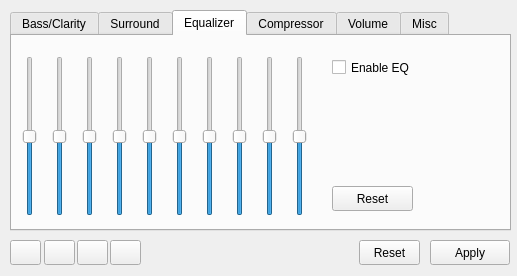
Audio4Linux/Viper4Linux-GUI, file mainwindow.ui: the form before one commit.
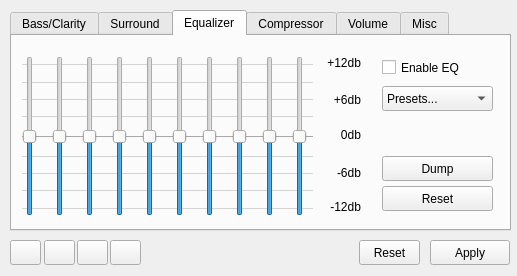
The form after the commit. The open tabs and pages were chosen to show the change. Icons and pictures are not drawn.

Commit message: Updated Equalizer Added Presets Better EQ-Style

What changed in the file:
```diff
--- a/mainwindow.ui
+++ b/mainwindow.ui
@@ -692,7 +692,10 @@
        <number>50</number>
       </property>
       <property name="pageStep">
-       <number>100</number>
+       <number>50</number>
+      </property>
+      <property name="value">
+       <number>0</number>
       </property>
       <property name="orientation">
        <enum>Qt::Vertical</enum>
@@ -717,7 +720,7 @@
        <number>50</number>
       </property>
       <property name="pageStep">
-       <number>100</number>
+       <number>50</number>
       </property>
       <property name="orientation">
        <enum>Qt::Vertical</enum>
@@ -742,7 +745,7 @@
        <number>50</number>
       </property>
       <property name="pageStep">
-       <number>100</number>
+       <number>50</number>
       </property>
       <property name="orientation">
        <enum>Qt::Vertical</enum>
@@ -767,7 +770,7 @@
        <number>50</number>
       </property>
       <property name="pageStep">
-       <number>100</number>
+       <number>50</number>
       </property>
       <property name="orientation">
        <enum>Qt::Vertical</enum>
@@ -792,7 +795,7 @@
        <number>50</number>
       </property>
       <property name="pageStep">
-       <number>100</number>
+       <number>50</number>
       </property>
       <property name="orientation">
        <enum>Qt::Vertical</enum>
@@ -817,7 +820,7 @@
        <number>50</number>
       </property>
       <property name="pageStep">
-       <number>100</number>
+       <number>50</number>
       </property>
       <property name="orientation">
        <enum>Qt::Vertical</enum>
@@ -842,7 +845,7 @@
        <number>50</number>
       </property>
       <property name="pageStep">
-       <number>100</number>
+       <number>50</number>
       </property>
       <property name="orientation">
        <enum>Qt::Vertical</enum>
@@ -867,7 +870,7 @@
        <number>50</number>
       </property>
       <property name="pageStep">
-       <number>100</number>
+       <number>50</number>
       </property>
       <property name="orientation">
        <enum>Qt::Vertical</enum>
@@ -892,7 +895,7 @@
        <number>50</number>
       </property>
       <property name="pageStep">
-       <number>100</number>
+       <number>50</number>
       </property>
       <property name="orientation">
        <enum>Qt::Vertical</enum>
@@ -917,7 +920,7 @@
        <number>50</number>
       </property>
       <property name="pageStep">
-       <number>100</number>
+       <number>50</number>
       </property>
       <property name="orientation">
        <enum>Qt::Vertical</enum>
@@ -926,7 +929,7 @@
      <widget class="QCheckBox" name="enable_eq">
       <property name="geometry">
        <rect>
-        <x>320</x>
+        <x>370</x>
         <y>20</y>
         <width>101</width>
         <height>23</height>
@@ -939,9 +942,9 @@
      <widget class="QPushButton" name="reset_eq">
       <property name="geometry">
        <rect>
-        <x>320</x>
+        <x>370</x>
         <y>150</y>
-        <width>81</width>
+        <width>111</width>
         <height>25</height>
        </rect>
       </property>
@@ -953,6 +956,407 @@
         <normaloff>.</normaloff>.</iconset>
       </property>
      </widget>
+     <widget class="QComboBox" name="eqpreset">
+      <property name="geometry">
+       <rect>
+        <x>370</x>
+        <y>50</y>
+        <width>111</width>
+        <height>25</height>
+       </rect>
+      </property>
+      <item>
+       <property name="text">
+        <string>Presets...</string>
+       </property>
+      </item>
+      <item>
+       <property name="text">
+        <string>Acoustic</string>
+       </property>
+      </item>
+      <item>
+       <property name="text">
+        <string>Bass</string>
+       </property>
+      </item>
+      <item>
+       <property name="text">
+        <string>Bass 3X</string>
+       </property>
+      </item>
+      <item>
+       <property name="text">
+        <string>Beats</string>
+       </property>
+      </item>
+      <item>
+       <property name="text">
+        <string>Classic</string>
+       </property>
+      </item>
+      <item>
+       <property name="text">
+        <string>Clear</string>
+       </property>
+      </item>
+      <item>
+       <property name="text">
+        <string>Dubstep</string>
+       </property>
+      </item>
+      <item>
+       <property name="text">
+        <string>Electronic</string>
+       </property>
+      </item>
+      <item>
+       <property name="text">
+        <string>Explosion</string>
+       </property>
+      </item>
+      <item>
+       <property name="text">
+        <string>Hardstyle</string>
+       </property>
+      </item>
+      <item>
+       <property name="text">
+        <string>Hip-Hop</string>
+       </property>
+      </item>
+      <item>
+       <property name="text">
+        <string>Jazz</string>
+       </property>
+      </item>
+      <item>
+       <property name="text">
+        <string>Metal</string>
+       </property>
+      </item>
+      <item>
+       <property name="text">
+        <string>Pop</string>
+       </property>
+      </item>
+      <item>
+       <property name="text">
+        <string>R&amp;B</string>
+       </property>
+      </item>
+      <item>
+       <property name="text">
+        <string>Rock</string>
+       </property>
+      </item>
+      <item>
+       <property name="text">
+        <string>Vocal Booster</string>
+       </property>
+      </item>
+      <item>
+       <property name="text">
+        <string>Volume Boost</string>
+       </property>
+      </item>
+     </widget>
+     <widget class="QPushButton" name="log1">
+      <property name="geometry">
+       <rect>
+        <x>370</x>
+        <y>120</y>
+        <width>111</width>
+        <height>25</height>
+       </rect>
+      </property>
+      <property name="text">
+       <string>Dump</string>
+      </property>
+      <property name="icon">
+       <iconset theme="ok">
+        <normaloff>.</normaloff>.</iconset>
+      </property>
+     </widget>
+     <widget class="Line" name="line">
+      <property name="geometry">
+       <rect>
+        <x>10</x>
+        <y>90</y>
+        <width>291</width>
+        <height>20</height>
+       </rect>
+      </property>
+      <property name="styleSheet">
+       <string notr="true">color: darkgray;</string>
+      </property>
+      <property name="frameShadow">
+       <enum>QFrame::Plain</enum>
+      </property>
+      <property name="orientation">
+       <enum>Qt::Horizontal</enum>
+      </property>
+     </widget>
+     <widget class="Line" name="line_2">
+      <property name="geometry">
+       <rect>
+        <x>10</x>
+        <y>110</y>
+        <width>291</width>
+        <height>20</height>
+       </rect>
+      </property>
+      <property name="styleSheet">
+       <string notr="true">color: lightgray;</string>
+      </property>
+      <property name="frameShadow">
+       <enum>QFrame::Plain</enum>
+      </property>
+      <property name="orientation">
+       <enum>Qt::Horizontal</enum>
+      </property>
+     </widget>
+     <widget class="Line" name="line_3">
+      <property name="geometry">
+       <rect>
+        <x>10</x>
+        <y>127</y>
+        <width>291</width>
+        <height>20</height>
+       </rect>
+      </property>
+      <property name="styleSheet">
+       <string notr="true">color: lightgray;</string>
+      </property>
+      <property name="frameShadow">
+       <enum>QFrame::Plain</enum>
+      </property>
+      <property name="orientation">
+       <enum>Qt::Horizontal</enum>
+      </property>
+     </widget>
+     <widget class="Line" name="line_4">
+      <property name="geometry">
+       <rect>
+        <x>10</x>
+        <y>144</y>
+        <width>291</width>
+        <height>20</height>
+       </rect>
+      </property>
+      <property name="styleSheet">
+       <string notr="true">color: lightgray;</string>
+      </property>
+      <property name="frameShadow">
+       <enum>QFrame::Plain</enum>
+      </property>
+      <property name="orientation">
+       <enum>Qt::Horizontal</enum>
+      </property>
+     </widget>
+     <widget class="Line" name="line_5">
+      <property name="geometry">
+       <rect>
+        <x>10</x>
+        <y>162</y>
+        <width>291</width>
+        <height>20</height>
+       </rect>
+      </property>
+      <property name="styleSheet">
+       <string notr="true">color: lightgray;</string>
+      </property>
+      <property name="frameShadow">
+       <enum>QFrame::Plain</enum>
+      </property>
+      <property name="orientation">
+       <enum>Qt::Horizontal</enum>
+      </property>
+     </widget>
+     <widget class="Line" name="line_6">
+      <property name="geometry">
+       <rect>
+        <x>10</x>
+        <y>18</y>
+        <width>291</width>
+        <height>20</height>
+       </rect>
+      </property>
+      <property name="styleSheet">
+       <string notr="true">color: lightgray;</string>
+      </property>
+      <property name="frameShadow">
+       <enum>QFrame::Plain</enum>
+      </property>
+      <property name="orientation">
+       <enum>Qt::Horizontal</enum>
+      </property>
+     </widget>
+     <widget class="Line" name="line_7">
+      <property name="geometry">
+       <rect>
+        <x>10</x>
+        <y>53</y>
+        <width>291</width>
+        <height>20</height>
+       </rect>
+      </property>
+      <property name="styleSheet">
+       <string notr="true">color: lightgray;</string>
+      </property>
+      <property name="frameShadow">
+       <enum>QFrame::Plain</enum>
+      </property>
+      <property name="orientation">
+       <enum>Qt::Horizontal</enum>
+      </property>
+     </widget>
+     <widget class="Line" name="line_8">
+      <property name="geometry">
+       <rect>
+        <x>10</x>
+        <y>70</y>
+        <width>291</width>
+        <height>20</height>
+       </rect>
+      </property>
+      <property name="styleSheet">
+       <string notr="true">color: lightgray;</string>
+      </property>
+      <property name="frameShadow">
+       <enum>QFrame::Plain</enum>
+      </property>
+      <property name="orientation">
+       <enum>Qt::Horizontal</enum>
+      </property>
+     </widget>
+     <widget class="Line" name="line_9">
+      <property name="geometry">
+       <rect>
+        <x>10</x>
+        <y>36</y>
+        <width>291</width>
+        <height>20</height>
+       </rect>
+      </property>
+      <property name="styleSheet">
+       <string notr="true">color: lightgray;</string>
+      </property>
+      <property name="frameShadow">
+       <enum>QFrame::Plain</enum>
+      </property>
+      <property name="orientation">
+       <enum>Qt::Horizontal</enum>
+      </property>
+     </widget>
+     <widget class="QLabel" name="label_27">
+      <property name="geometry">
+       <rect>
+        <x>298</x>
+        <y>17</y>
+        <width>51</width>
+        <height>20</height>
+       </rect>
+      </property>
+      <property name="text">
+       <string>+12db</string>
+      </property>
+      <property name="alignment">
+       <set>Qt::AlignRight|Qt::AlignTrailing|Qt::AlignVCenter</set>
+      </property>
+     </widget>
+     <widget class="QLabel" name="label_28">
+      <property name="geometry">
+       <rect>
+        <x>298</x>
+        <y>161</y>
+        <width>51</width>
+        <height>20</height>
+       </rect>
+      </property>
+      <property name="text">
+       <string>-12db</string>
+      </property>
+      <property name="alignment">
+       <set>Qt::AlignRight|Qt::AlignTrailing|Qt::AlignVCenter</set>
+      </property>
+     </widget>
+     <widget class="QLabel" name="label_29">
+      <property name="geometry">
+       <rect>
+        <x>310</x>
+        <y>90</y>
+        <width>39</width>
+        <height>17</height>
+       </rect>
+      </property>
+      <property name="text">
+       <string>0db</string>
+      </property>
+      <property name="alignment">
+       <set>Qt::AlignRight|Qt::AlignTrailing|Qt::AlignVCenter</set>
+      </property>
+     </widget>
+     <widget class="QLabel" name="label_30">
+      <property name="geometry">
+       <rect>
+        <x>310</x>
+        <y>128</y>
+        <width>39</width>
+        <height>17</height>
+       </rect>
+      </property>
+      <property name="text">
+       <string>-6db</string>
+      </property>
+      <property name="alignment">
+       <set>Qt::AlignRight|Qt::AlignTrailing|Qt::AlignVCenter</set>
+      </property>
+     </widget>
+     <widget class="QLabel" name="label_31">
+      <property name="geometry">
+       <rect>
+        <x>310</x>
+        <y>55</y>
+        <width>39</width>
+        <height>17</height>
+       </rect>
+      </property>
+      <property name="text">
+       <string>+6db</string>
+      </property>
+      <property name="alignment">
+       <set>Qt::AlignRight|Qt::AlignTrailing|Qt::AlignVCenter</set>
+      </property>
+     </widget>
+     <zorder>line_7</zorder>
+     <zorder>line_8</zorder>
+     <zorder>line_3</zorder>
+     <zorder>line_5</zorder>
+     <zorder>line</zorder>
+     <zorder>line_9</zorder>
+     <zorder>line_2</zorder>
+     <zorder>line_6</zorder>
+     <zorder>line_4</zorder>
+     <zorder>eq1</zorder>
+     <zorder>eq2</zorder>
+     <zorder>eq3</zorder>
+     <zorder>eq4</zorder>
+     <zorder>eq5</zorder>
+     <zorder>eq6</zorder>
+     <zorder>eq7</zorder>
+     <zorder>eq8</zorder>
+     <zorder>eq9</zorder>
+     <zorder>eq10</zorder>
+     <zorder>enable_eq</zorder>
+     <zorder>reset_eq</zorder>
+     <zorder>eqpreset</zorder>
+     <zorder>log1</zorder>
+     <zorder>label_27</zorder>
+     <zorder>label_28</zorder>
+     <zorder>label_29</zorder>
+     <zorder>label_30</zorder>
+     <zorder>label_31</zorder>
     </widget>
     <widget class="QWidget" name="comp">
      <attribute name="title">
```
Left out of the diff: 22 changed lines with no effect on the pictures. The commit also changes 2 other files.
